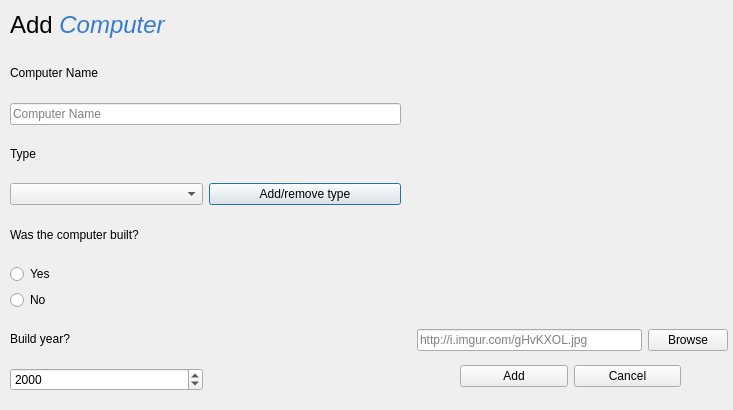
Old version of the form ui/computerdialog.ui in the repository VLN-H7/Skil3.
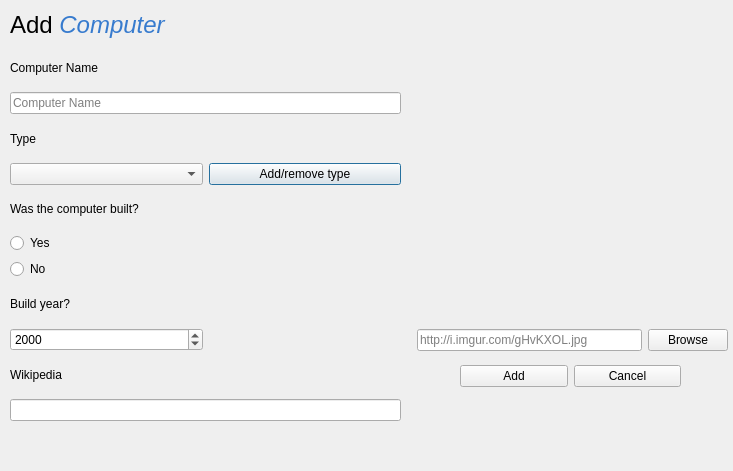
New version of the form.

What changed in the file:
```diff
--- a/ui/computerdialog.ui
+++ b/ui/computerdialog.ui
@@ -7,7 +7,7 @@
     <x>0</x>
     <y>0</y>
     <width>733</width>
-    <height>410</height>
+    <height>471</height>
    </rect>
   </property>
   <property name="minimumSize">
@@ -25,7 +25,7 @@
      <x>10</x>
      <y>50</y>
      <width>391</width>
-     <height>341</height>
+     <height>371</height>
     </rect>
    </property>
    <layout class="QGridLayout" name="gridLayout_3">
@@ -132,6 +132,30 @@
       </property>
      </widget>
     </item>
+    <item row="0" column="1">
+     <widget class="QLabel" name="label_NameError">
+      <property name="text">
+       <string/>
+      </property>
+     </widget>
+    </item>
+    <item row="11" column="0">
+     <widget class="QLabel" name="label_wikipedia">
+      <property name="text">
+       <string>Wikipedia</string>
+      </property>
+     </widget>
+    </item>
+    <item row="12" column="0" colspan="2">
+     <widget class="QLineEdit" name="inputWikipedia"/>
+    </item>
+    <item row="11" column="1">
+     <widget class="QLabel" name="label_WikipediaError">
+      <property name="text">
+       <string/>
+      </property>
+     </widget>
+    </item>
    </layout>
   </widget>
   <widget class="QLabel" name="label_addComputerTitle">
```
Left out of the diff: 83 changed lines with no effect on the pictures.
